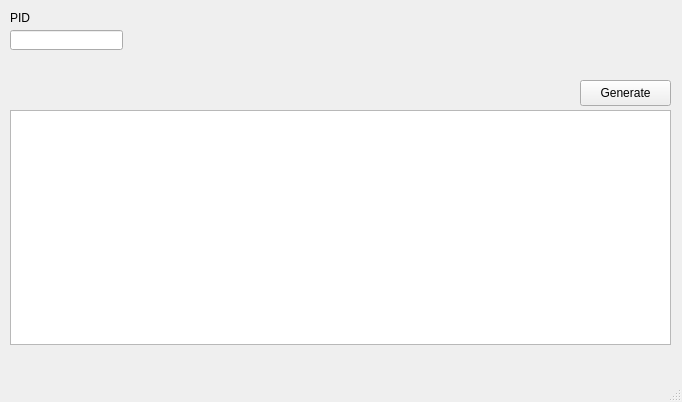
Qt form Forms/Gen3/PIDtoIVs.ui (Admiral-Fish/PokeFinder) before a commit.
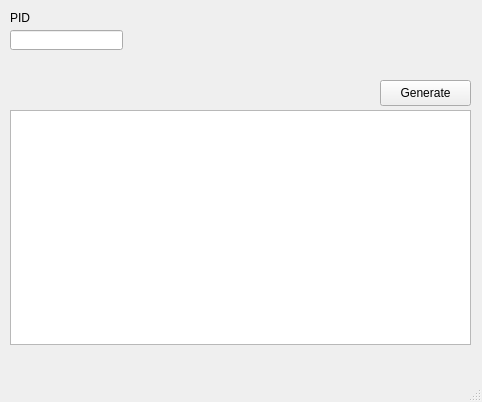
The same form after that commit. Custom widgets are drawn as their Qt base class.

Commit message: PID to IV finished

The edit to the form file:
```diff
--- a/Forms/Gen3/PIDtoIVs.ui
+++ b/Forms/Gen3/PIDtoIVs.ui
@@ -6,7 +6,7 @@
    <rect>
     <x>0</x>
     <y>0</y>
-    <width>682</width>
+    <width>482</width>
     <height>402</height>
    </rect>
   </property>
@@ -42,7 +42,7 @@
      <rect>
       <x>10</x>
       <y>110</y>
-      <width>661</width>
+      <width>461</width>
       <height>235</height>
      </rect>
     </property>
@@ -77,7 +77,7 @@
    <widget class="QPushButton" name="pushButtonGenerate">
     <property name="geometry">
      <rect>
-      <x>580</x>
+      <x>380</x>
       <y>80</y>
       <width>91</width>
       <height>26</height>
```
Left out of the diff: 4 changed lines with no effect on the pictures. The commit also changes 2 other files.
